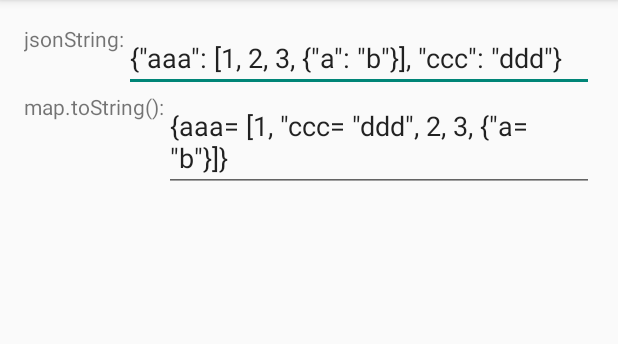
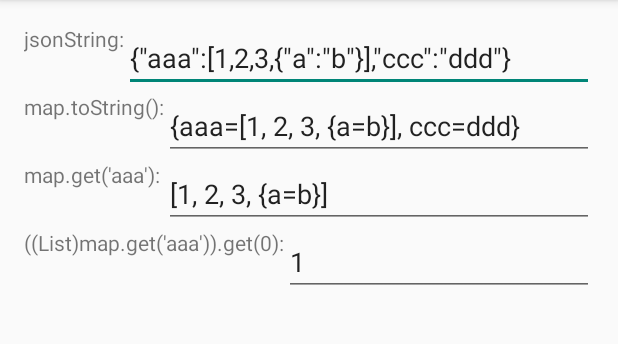
Before and after one commit to pandakill/JsonDecode, an Android app: the screen it shows after launch (MainActivity), on a phone screen of 412 x 824 dp, the part 84-428 px from its top. Run offline under Robolectric (Android 15) with nearby library versions, the phone set to English and light mode, and no system bars.

Commit message:
1、java文件添加更多的注释 2、修复json解析时出现的字符串解析错误的算法 3、activity_main.xml添加两个textview显示json解析的结果
Signed-off-by: panda <306641225@qq.com>

```diff
--- a/app/src/main/java/panda/com/jsondecode/ReadJsonFile.java
+++ b/app/src/main/java/panda/com/jsondecode/ReadJsonFile.java
@@ -28,7 +28,8 @@ public class ReadJsonFile {
             while ((jsonString = bufferedReader.readLine() ) != null) {
                 resultString+=jsonString;
             }
-            //resultString = resultString.replaceAll(" ","");
+            //去掉字符串当中的所有空格
+            resultString = resultString.replaceAll(" ","");
         } catch (Exception e) {
             e.printStackTrace();
         }
--- a/app/src/main/java/panda/com/jsondecode/pJsonDecode.java
+++ b/app/src/main/java/panda/com/jsondecode/pJsonDecode.java
@@ -17,27 +17,41 @@ public class pJsonDecode {
      * @return
      */
     public static Map<String, Object> jsonToObject(String jsonString) {
-        Map reMap = new HashMap();
-        //去除首尾{}
+
+        Map     reMap       = new HashMap();    //存放解析后的结果
+        int     lindex      = 0;                //左下标
+        int     rindex      = 1;                //右下标
+        String  keystring;                      //存放Map表的key值
+
+        //去除jsonString首尾的{}
         jsonString = jsonString.substring(1, jsonString.length() - 1);
 
-        int lindex = 0;
-        int rindex = 1;
-        String keystring;
         while (true) {
-            while (jsonString.charAt(rindex) != '\"' || jsonString.charAt(rindex+1) != ':') {
+            while ( (jsonString.charAt(rindex) != '\"'
+                    || jsonString.charAt(rindex+1) != ':')
+                    && rindex < jsonString.length() ) {
                 rindex ++;
             }
 
             //字符串 "xxx" 从lindex+1开始对字符串切割，匹配键
             keystring = jsonString.substring(lindex + 1, rindex);
             System.out.println("keystring jsonString.charAt(" + rindex + ") = " + jsonString.charAt(rindex));
+            System.out.println("jsonString=" + jsonString);
+            System.out.println("keystring=" + keystring);
             lindex = rindex = rindex + 2;
-            //匹配值
+
+            //匹配值,自动装箱匹配各自返回的值类型
             Object value = "";
+
+            /**
+             * 如果遇到"{",说明keyString所对应的值为map对象,则找到"}"下标,递归调用jsonToObject方法
+             * 如果遇到"[",说明keyString所对应的值为List对象,则找到"]"下标,调用jsonToArray方法
+             * 如果为""",则改值为String类型,直接将"""去掉,直接存入value即可
+             * 如果无符号,则说明该值为int、double、float等值、强制将其转换为String类型存入value
+             */
             if (jsonString.charAt(lindex) == '{') {
                 rindex = findRightPartIndex(jsonString, lindex, rindex, '{');
-                value = jsonToObject(jsonString.substring(lindex, rindex + 1));
+                value = jsonToObject(jsonString.substring(lindex, rindex + 2));
             } else if (jsonString.charAt(lindex) == '[') {
                 rindex = findRightPartIndex(jsonString, lindex, rindex, '[');
                 value = jsonToArray(jsonString.substring(lindex, rindex + 1));
@@ -46,14 +60,17 @@ public class pJsonDecode {
                 value = jsonString.substring(lindex + 1, rindex);
             } else {
                 rindex = findRightPartIndex(jsonString, lindex, rindex);
-                value = jsonString.substring(lindex, rindex + 1);
+                value = jsonString.substring(lindex, rindex + 2);
             }
 
+            //将键值对存入reMap中
             reMap.put(keystring, value);
+
             if(rindex == jsonString.length() - 1) {
                 break;
             }
 
+            //若未到尾部，此时rindex在逗号前面
             lindex = rindex + 2;
             rindex += 3;
         }
@@ -67,11 +84,19 @@ public class pJsonDecode {
      * @return
      */
     public static List jsonToArray(String jsonString) {
-        List list = new ArrayList();
-        //去除首尾[]
+
+        List    list    = new ArrayList();  //存放解析后的结果
+        int     lindex  = 0;                //左下标
+        int     rindex  = 0;                //右下标
+        int     i       = 0;                //数组游标,标示符
+
+        //去除jsonString的首尾[]
         jsonString = jsonString.substring(1, jsonString.length() - 1);
-        int rindex = 0;
-        int i = 0;
+
+        /**
+         * 如果遇到有{，说明此处为object对象，则取出该段字符串，调用jsonToObject方法放回map对象、并将其加进list中
+         * 其他类型则直接将其强制转换为String类型加入list当中即可
+         */
         while (i < jsonString.length()) {
             if (jsonString.charAt(i) == '{') {
                 int leftPartCount = 1;
@@ -86,12 +111,17 @@ public class pJsonDecode {
                         leftPartCount --;
                     }
                 }
-                Map m = pJsonDecode.jsonToObject(jsonString.substring(i, rindex));
+                Map m = pJsonDecode.jsonToObject(jsonString.substring(i, rindex+1));
                 list.add(m);
                 i = rindex;
                 if (rindex == jsonString.length() - 1) {
                     break;
                 }
+            } else if (jsonString.charAt(i) == ',') {
+                rindex = i;
+                String str = jsonString.substring(lindex, rindex);
+                lindex = rindex + 1;
+                list.add(str);
             }
             i ++;
         }
@@ -108,8 +138,9 @@ public class pJsonDecode {
      * @return
      */
     private static int findRightPartIndex(String jsonString, int lindex, int rindex, char c) {
-        int leftPartCount = 1;
-        char rc = '\"';
+
+        int     leftPartCount   =   1;
+        char    rc              =   '\"';
 
         if (c == '{') {
             rc = '}';
@@ -121,8 +152,11 @@ public class pJsonDecode {
             return 0;
         }
 
+        //System.out.println("before while rindex=" + rindex);
+
         while (rindex < jsonString.length()) {
             rindex ++;
+            System.out.println("jsonString.length()=" + jsonString.length() + " rindex=" + rindex);
             char charIndex = jsonString.charAt(rindex);
             if (charIndex == rc) {
                 leftPartCount --;
@@ -142,16 +176,20 @@ public class pJsonDecode {
         return rindex;
     }
 
+    /**
+     * 除去{["三种类型,无标点符号括起来的字符,传入字符串,找到","即返回字符串右下标
+     * @param js
+     * @param lindex
+     * @param rindex
+     * @return
+     */
     private static int findRightPartIndex(String js, int lindex, int rindex) {
-
-        int leftPartCount = 1;
 
         while (js.length() - rindex > 4) {
             rindex++;
             char charIndex = js.charAt(rindex + 1);
             if (charIndex == ',')
                 return rindex;
-
         }
         return js.length() - 1;
     }
--- a/app/src/main/java/panda/com/main/MainActivity.java
+++ b/app/src/main/java/panda/com/main/MainActivity.java
@@ -8,6 +8,7 @@ import android.view.MenuItem;
 import android.widget.EditText;
 
 import java.util.Iterator;
+import java.util.List;
 import java.util.Map;
 import java.util.Set;
 
@@ -18,39 +19,35 @@ import panda.com.jsondecode.pJsonDecode;
 
 public class MainActivity extends ActionBarActivity {
 
-    private final static String jsonFileName = "test_dump.json";
-    private EditText jstr_et;
-    private EditText map_et;
+    private final static    String      jsonFileName = "test_dump.json";    //json文件名
+    private                 EditText    jstr_et;
+    private                 EditText    map_et;
+    private                 EditText    get_et1;
+    private                 EditText    get_et2;
 
     @Override
     protected void onCreate(Bundle savedInstanceState) {
         super.onCreate(savedInstanceState);
         setContentView(R.layout.activity_main);
 
-        jstr_et = (EditText) findViewById(R.id.jstr_et);
-        map_et = (EditText) findViewById(R.id.map_et);
+        //初始化控件
+        jstr_et     = (EditText) findViewById(R.id.jstr_et);
+        map_et      = (EditText) findViewById(R.id.map_et);
+        get_et1     = (EditText) findViewById(R.id.get_et1);
+        get_et2     = (EditText) findViewById(R.id.get_et2);
 
-        String jsonStr;
+        String      jsonStr;    //用于存放读取json文件的字符串
+
         jsonStr = ReadJsonFile.readLocalJson(MainActivity.this, jsonFileName);
+        //如果json文件中含有中文,则调用readLocalJsonWithChinese方法
+        //jsonStr = ReadJsonFile.readLocalJsonWithChinese(MainActivity.this.jsonFileName);
 
-        jstr_et.setText(jsonStr);
+        //Log.i("jsonStr", jsonStr);
 
-        Log.i("jsonStr", jsonStr);
-
+        //调用jsonToObject方法，传入jsonStr,返回解析后的map对象
         Map map = pJsonDecode.jsonToObject(jsonStr);
 
-        map_et.setText(map.toString());
-
-        //Set<String> keys = map.keySet();
-        //Iterator iterator = keys.iterator();
-        //Iterator iterator = map.entrySet().iterator();
-
-        //while (iterator.hasNext()) {
-            //String key = iterator.next();
-            //System.out.println( key + "-->" + map.get(key) );
-        //    System.out.println( iterator.next() );
-        //}
-
+        //遍历map
         Set keys = map.keySet();
         Iterator it = keys.iterator();
 
@@ -59,8 +56,11 @@ public class MainActivity extends ActionBarActivity {
             System.out.println( key + "--->" + map.get(key) );
         }
 
-        System.out.println("map.get(aaa) = " + map.get("aaa"));
-        System.out.println("map.get(\"ccc) = " + map.get("\"ccc"));
+        //将遍历的部分结果传至activity当中显示
+        jstr_et.setText(jsonStr);
+        map_et.setText(map.toString());
+        get_et1.setText(map.get("aaa").toString());
+        get_et2.setText(((List)map.get("aaa")).get(0).toString());
 
     }
 
--- a/app/src/main/res/layout/activity_main.xml
+++ b/app/src/main/res/layout/activity_main.xml
@@ -39,4 +39,38 @@
         android:layout_toRightOf="@+id/textView"
         android:layout_toEndOf="@+id/textView" />
 
+    <TextView
+        android:layout_width="wrap_content"
+        android:layout_height="wrap_content"
+        android:text="map.get('aaa'):"
+        android:id="@+id/get_text1"
+        android:layout_below="@+id/map_et"
+        android:layout_alignParentLeft="true"
+        android:layout_alignParentStart="true" />
+
+    <EditText
+        android:layout_width="match_parent"
+        android:layout_height="wrap_content"
+        android:id="@+id/get_et1"
+        android:layout_below="@+id/map_et"
+        android:layout_alignLeft="@+id/map_et"
+        android:layout_alignStart="@+id/map_et" />
+
+    <TextView
+        android:layout_width="wrap_content"
+        android:layout_height="wrap_content"
+        android:text="((List)map.get('aaa')).get(0):"
+        android:id="@+id/get_text2"
+        android:layout_below="@+id/get_et1"
+        android:layout_alignParentLeft="true"
+        android:layout_alignParentStart="true" />
+
+    <EditText
+        android:layout_width="match_parent"
+        android:layout_height="wrap_content"
+        android:id="@+id/get_et2"
+        android:layout_below="@+id/get_et1"
+        android:layout_toRightOf="@+id/get_text2"
+        android:layout_toEndOf="@+id/get_text2" />
+
 </RelativeLayout>
```
Also changed, not shown: 2 other files.
